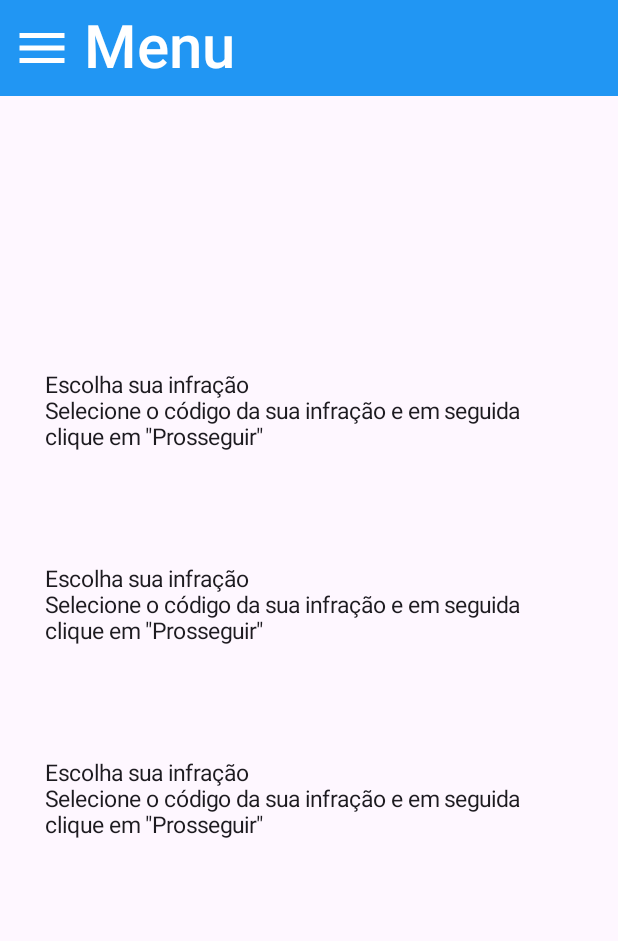
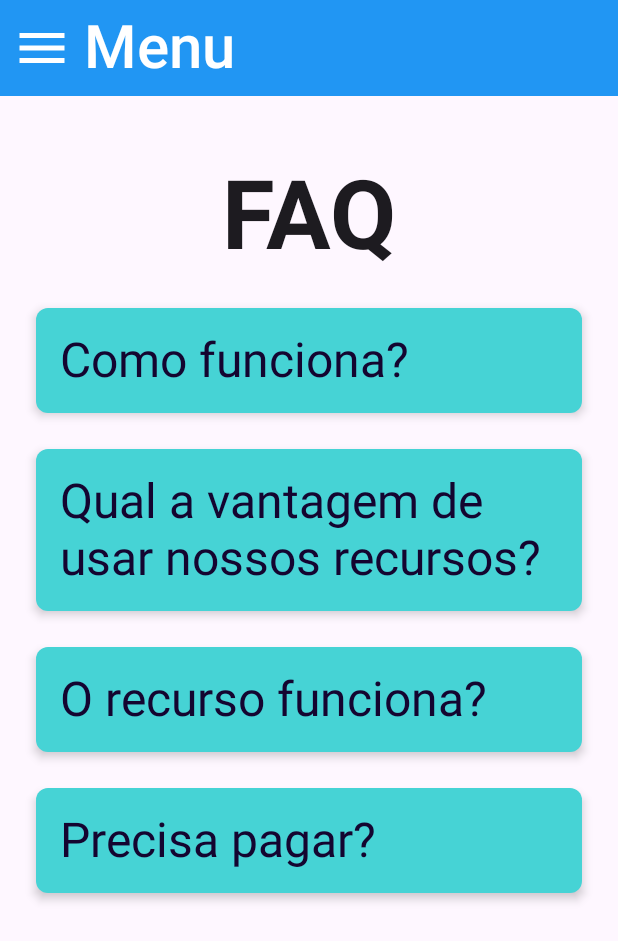
Before and after one commit to unagumoro/hehe, an Android app built with Jetpack Compose: the TelaFAQ screen opened through its navigation route, on a phone screen of 412 x 824 dp. Shown: the top 941 px of the screen. Run offline under Robolectric (Android 15) with nearby library versions, the phone set to English and light mode, and no system bars.

Commit message:
ultimo commit

```diff
--- a/app/src/main/java/br/edu/up/planner/PlannerNavDrawer.kt
+++ b/app/src/main/java/br/edu/up/planner/PlannerNavDrawer.kt
@@ -119,7 +119,7 @@ private fun DrawerContent(
                 modifier = Modifier.size(40.dp),
                 tint = getColorTexto(ehRotaUm)
             )
-            Text(text = "Tarefas", fontSize = 30.sp,
+            Text(text = "Início", fontSize = 30.sp,
                 color = getColorTexto(ehRotaUm))
         }
 
--- a/app/src/main/java/br/edu/up/planner/ui/screens/faq/TelaFAQ.kt
+++ b/app/src/main/java/br/edu/up/planner/ui/screens/faq/TelaFAQ.kt
@@ -1,21 +1,22 @@
 package br.edu.up.planner.ui.screens.faq
 
-import androidx.compose.foundation.layout.Arrangement
-import androidx.compose.foundation.layout.Column
-import androidx.compose.foundation.layout.fillMaxSize
-import androidx.compose.foundation.layout.padding
-import androidx.compose.material3.DrawerState
-import androidx.compose.material3.Scaffold
-import androidx.compose.material3.Text
-import androidx.compose.runtime.Composable
+import androidx.compose.foundation.clickable
+import androidx.compose.foundation.layout.*
+import androidx.compose.foundation.shape.RoundedCornerShape
+import androidx.compose.material3.*
+import androidx.compose.runtime.*
 import androidx.compose.ui.Alignment
 import androidx.compose.ui.Modifier
+import androidx.compose.ui.graphics.Color
 import androidx.compose.ui.unit.dp
 import androidx.compose.ui.unit.sp
 import br.edu.up.planner.ui.screens.util.PlannerTopBar
+import androidx.compose.ui.text.font.FontWeight
 
 @Composable
 fun TelaFAQ(drawerState: DrawerState) {
+    // Estado para controlar qual item está expandido
+    var expandedItem by remember { mutableStateOf(-1) } // -1 significa nenhum item expandido
 
     Scaffold(
         topBar = {
@@ -24,29 +25,100 @@ fun TelaFAQ(drawerState: DrawerState) {
         content = { iPad ->
             iPad
             Column(
-                modifier = Modifier.fillMaxSize(),
+                modifier = Modifier
+                    .fillMaxSize()
+                    .padding(16.dp),
                 horizontalAlignment = Alignment.CenterHorizontally,
-                verticalArrangement = Arrangement.Center
+                verticalArrangement = Arrangement.Top
             ) {
                 Text(
-                    text = "Escolha sua infração\n" +
-                            "Selecione o código da sua infração e em seguida clique em \"Prosseguir\"\n",
-                    Modifier.padding(30.dp),
-                    fontSize = 15.sp
+                    text = "\nFAQ",
+                    fontSize = 64.sp,
+                    fontWeight = FontWeight.Bold,
+                    modifier = Modifier.padding(16.dp)
                 )
-                Text(
-                    text = "Escolha sua infração\n" +
-                            "Selecione o código da sua infração e em seguida clique em \"Prosseguir\"\n",
-                    Modifier.padding(30.dp),
-                    fontSize = 15.sp
+
+                // Subtítulo 1
+                FAQItem(
+                    title = "Como funciona?",
+                    content = "Na aba \"Prosseguir\" no footer, selecione o código da sua infração e em seguida clique no botão \"Prosseguir\". Responda as perguntas com sinceridade e clique em \"Continuar\". Após isso, uma nova pergunta aparecerá na tela, você deve respondê-la também. Por fim, preencha os seus dados e clicar em \"Salvar\". Pronto, seu recurso está pronto, agora é só copiá-lo!",
+                    index = 0,
+                    expandedItem = expandedItem,
+                    onExpandChange = { expandedItem = if (expandedItem == 0) -1 else 0 }
                 )
-                Text(
-                    text = "Escolha sua infração\n" +
-                            "Selecione o código da sua infração e em seguida clique em \"Prosseguir\"\n",
-                    Modifier.padding(30.dp),
-                    fontSize = 15.sp
+
+                Spacer(modifier = Modifier.height(8.dp)) // Espaço entre os itens
+
+                // Subtítulo 2
+                FAQItem(
+                    title = "Qual a vantagem de usar nossos recursos?",
+                    content = "Além de nossos recursos seguirem as normas do português e o molde condinzente com um recurso deste tipo, você não precisa perder horas buscando a melhor forma de esclarescer o seu relato, pois a nossa equipe detém a experiência necessária para lhe fornecê-la.",
+                    index = 1,
+                    expandedItem = expandedItem,
+                    onExpandChange = { expandedItem = if (expandedItem == 1) -1 else 1 }
+                )
+
+                Spacer(modifier = Modifier.height(8.dp)) // Espaço entre os itens
+
+                // Subtítulo 3
+                FAQItem(
+                    title = "O recurso funciona?",
+                    content = "Muitas pessoas têm suas infrações anuladas, e nós buscamos aumentar essa estatística cada vez mais. É comum multas serem catalogadas de forma errônea ou equivocada, e é nosso dever como cidadão lutar pelo que é justo.",
+                    index = 2,
+                    expandedItem = expandedItem,
+                    onExpandChange = { expandedItem = if (expandedItem == 2) -1 else 2 }
+                )
+
+                Spacer(modifier = Modifier.height(8.dp)) // Espaço entre os itens
+
+                // Subtítulo 4
+                FAQItem(
+                    title = "Precisa pagar?",
+                    content = "Essa é a melhor parte, o nosso serviço é inteiramente gratuíto. Consideramos transformar em um serviço pago num futuro breve, portanto é mais um motivo para você aproveitar esta oportunidade.",
+                    index = 3,
+                    expandedItem = expandedItem,
+                    onExpandChange = { expandedItem = if (expandedItem == 3) -1 else 3 }
                 )
             }
         }
     )
 }
+
+@Composable
+fun FAQItem(
+    title: String,
+    content: String,
+    index: Int,
+    expandedItem: Int,
+    onExpandChange: () -> Unit
+) {
+    // Usando Card para fazer o "balão"
+    Card(
+        modifier = Modifier
+            .fillMaxWidth()
+            .clickable { onExpandChange() }
+            .padding(8.dp),
+        shape = RoundedCornerShape(8.dp), // Define cantos arredondados
+        colors = CardDefaults.cardColors(
+            containerColor = Color(0xFF46d3d5)
+        ),
+        elevation = CardDefaults.cardElevation(4.dp)
+    ) {
+        Column(modifier = Modifier.fillMaxWidth().padding(16.dp)) {
+            Text(
+                text = title,
+                fontSize = 32.sp,
+                color = Color(0xFF140530)
+            )
+            if (expandedItem == index) {
+                Spacer(modifier = Modifier.height(8.dp)) // Espaço entre o título e o conteúdo
+                Text(
+                    text = content,
+                    fontSize = 24.sp,
+                    color = Color(0xFF817d8a),
+                    modifier = Modifier.fillMaxWidth()
+                )
+            }
+        }
+    }
+}
--- a/app/src/main/java/br/edu/up/planner/ui/screens/tarefas/TelaAfazeres.kt
+++ b/app/src/main/java/br/edu/up/planner/ui/screens/tarefas/TelaAfazeres.kt
@@ -1,18 +1,12 @@
 package br.edu.up.planner.ui.screens.tarefas
 
+import androidx.compose.foundation.background
 import androidx.compose.foundation.layout.Arrangement
+import androidx.compose.foundation.layout.Box
 import androidx.compose.foundation.layout.Column
-import androidx.compose.foundation.layout.Spacer
 import androidx.compose.foundation.layout.fillMaxSize
-import androidx.compose.foundation.layout.height
 import androidx.compose.foundation.layout.padding
-import androidx.compose.foundation.lazy.LazyColumn
-import androidx.compose.foundation.lazy.items
-import androidx.compose.material.icons.Icons
-import androidx.compose.material.icons.filled.Add
 import androidx.compose.material3.DrawerState
-import androidx.compose.material3.FloatingActionButton
-import androidx.compose.material3.Icon
 import androidx.compose.material3.Scaffold
 import androidx.compose.material3.Text
 import androidx.compose.runtime.Composable
@@ -23,11 +17,11 @@ import androidx.compose.ui.text.font.FontFamily
 import androidx.compose.ui.unit.dp
 import androidx.compose.ui.unit.sp
 import androidx.navigation.NavController
-import androidx.navigation.compose.NavHost
-import androidx.navigation.compose.composable
 import br.edu.up.planner.ui.screens.util.PlannerTopBar
 import br.edu.up.planner.ui.screens.util.TelaUmBottomBar
-
+import androidx.compose.ui.graphics.Brush
+import androidx.compose.ui.text.font.FontWeight
+import androidx.compose.ui.text.style.TextAlign
 
 
 @Composable
@@ -42,6 +36,15 @@ fun TelaAfazeres(
         },
         content = { iPad ->
             iPad
+            Box(
+                modifier = Modifier
+                    .fillMaxSize()
+                    .background(
+                        brush = Brush.verticalGradient( // Usando gradiente vertical
+                            colors = listOf(Color(0xFF140530), Color(0xFF817d8a)) // Definindo o gradiente de azul
+                        )
+                    )
+            ) {
                 Column(
                     modifier = Modifier.fillMaxSize(),
                     horizontalAlignment = Alignment.CenterHorizontally,
@@ -51,15 +54,18 @@ fun TelaAfazeres(
                         text = "RecurSê",
                         Modifier.padding(30.dp),
                         fontSize = 100.sp,
-                    fontFamily = FontFamily.SansSerif,
+                        fontFamily = FontFamily.Cursive,
+                        color = Color(0xFF55640d)
+                    )
+                    Text(
+                        text = "\n\n\n\nNão se preocupe, fazemos seu recurso para você!\n\n\n\n\n\n\n\nClique em Prosseguir:",
+                        Modifier.padding(30.dp),
+                        fontSize = 20.sp,
+                        fontWeight = FontWeight.Bold,
+                        textAlign = TextAlign.Center,
                         color = Color.Black
                     )
-                Text(
-                    text = "Não se preocupe, fazemos seu recurso para você!",
-                    Modifier.padding(30.dp),
-                    fontSize = 20.sp,
-                    color = Color.Blue
-                )
+                }
             }
         },
         bottomBar = { TelaUmBottomBar(navCtrlBottomNav) }
```
Lines whose indentation alone changed are shown as unchanged.
